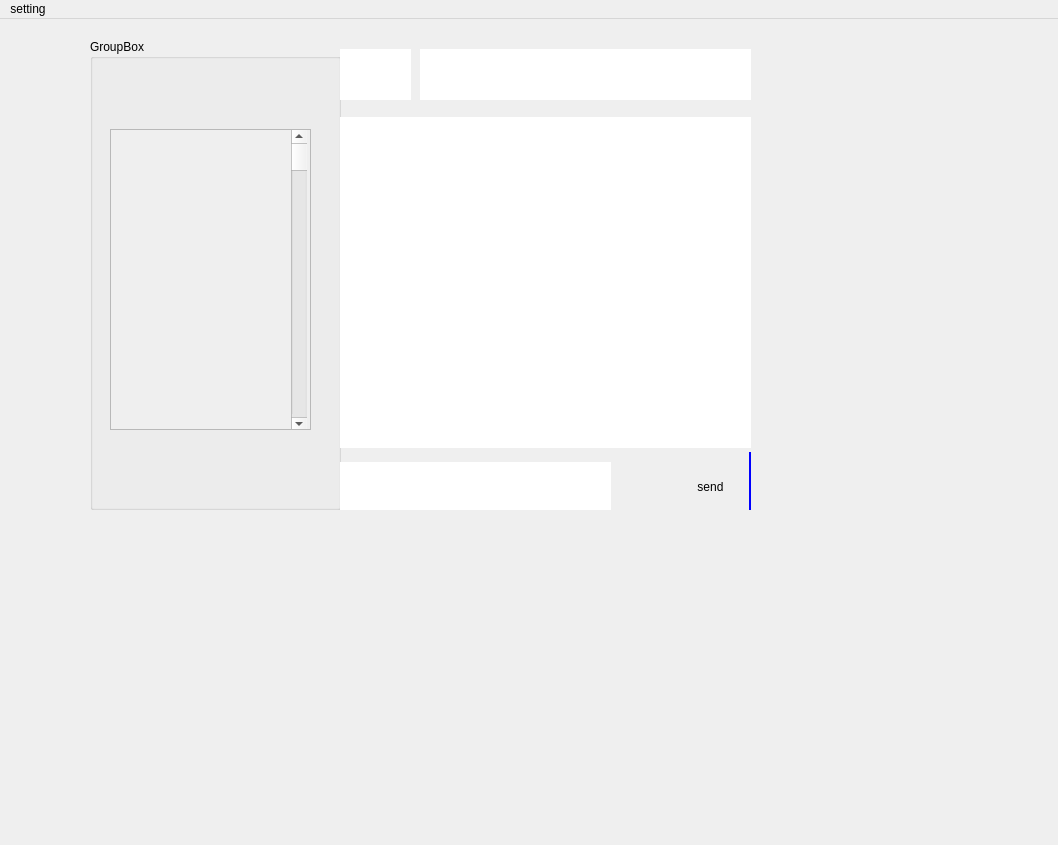
The window that mainwindow.ui (AP-projects-4001/jan-ghahve) describes before a commit, drawn with Qt 5.
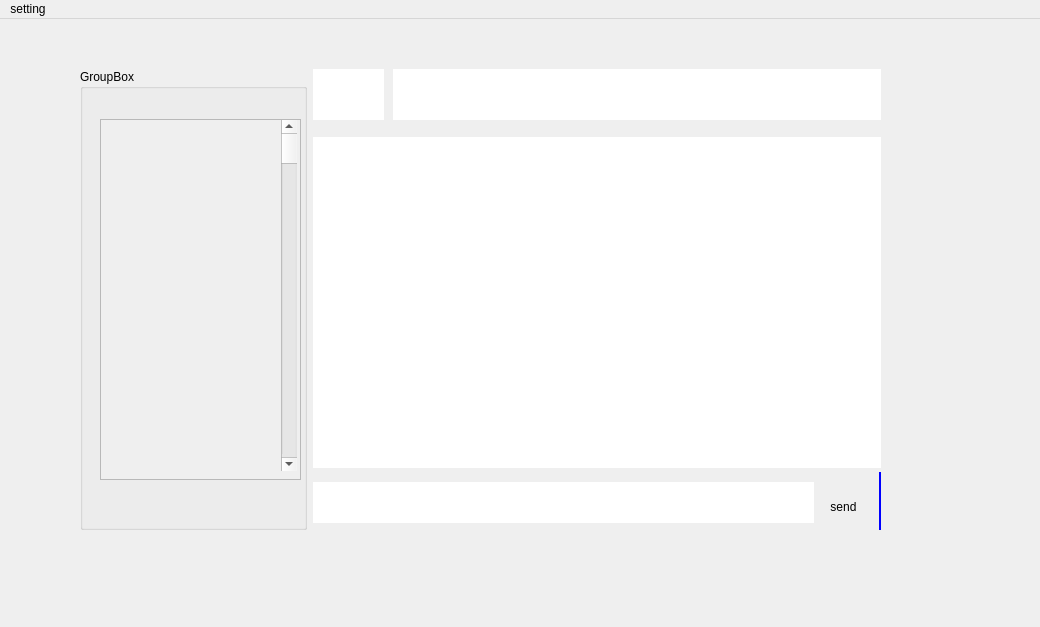
The same window after the commit.

The edit to the form file:
```diff
--- a/mainwindow.ui
+++ b/mainwindow.ui
@@ -6,23 +6,26 @@
    <rect>
     <x>0</x>
     <y>0</y>
-    <width>1058</width>
-    <height>845</height>
+    <width>1040</width>
+    <height>627</height>
    </rect>
   </property>
   <property name="windowTitle">
    <string>MainWindow</string>
   </property>
   <widget class="QWidget" name="centralwidget">
+   <widget class="QWidget" name="">
+    <property name="geometry">
+     <rect>
+      <x>80</x>
+      <y>50</y>
+      <width>801</width>
+      <height>461</height>
+     </rect>
+    </property>
+    <layout class="QHBoxLayout" name="horizontalLayout_2" stretch="2,5">
+     <item>
    <widget class="QGroupBox" name="groupBox_3">
-    <property name="geometry">
-     <rect>
-      <x>90</x>
-      <y>20</y>
-      <width>251</width>
-      <height>471</height>
-     </rect>
-    </property>
     <property name="title">
      <string>GroupBox</string>
     </property>
@@ -30,9 +33,9 @@
      <property name="geometry">
       <rect>
        <x>20</x>
-       <y>90</y>
+          <y>50</y>
        <width>201</width>
-       <height>301</height>
+          <height>361</height>
       </rect>
      </property>
      <property name="widgetResizable">
@@ -44,7 +47,7 @@
         <x>0</x>
         <y>0</y>
         <width>199</width>
-        <height>299</height>
+           <height>359</height>
        </rect>
       </property>
       <widget class="QScrollBar" name="verticalScrollBar">
@@ -53,7 +56,7 @@
          <x>180</x>
          <y>0</y>
          <width>16</width>
-         <height>301</height>
+            <height>351</height>
         </rect>
        </property>
        <property name="orientation">
@@ -63,15 +66,8 @@
      </widget>
     </widget>
    </widget>
-   <widget class="QWidget" name="">
-    <property name="geometry">
-     <rect>
-      <x>340</x>
-      <y>30</y>
-      <width>411</width>
-      <height>461</height>
-     </rect>
-    </property>
+     </item>
+     <item>
     <layout class="QVBoxLayout" name="verticalLayout" stretch="1,6,1">
      <property name="spacing">
       <number>0</number>
@@ -89,7 +85,7 @@
          <rect>
           <x>80</x>
           <y>0</y>
-          <width>331</width>
+            <width>491</width>
           <height>51</height>
          </rect>
         </property>
@@ -119,7 +115,7 @@
          <rect>
           <x>0</x>
           <y>10</y>
-          <width>411</width>
+            <width>571</width>
           <height>331</height>
          </rect>
         </property>
@@ -142,8 +138,8 @@
          <rect>
           <x>0</x>
           <y>10</y>
-          <width>271</width>
-          <height>51</height>
+            <width>501</width>
+            <height>41</height>
          </rect>
         </property>
         <property name="styleSheet">
@@ -153,7 +149,7 @@
        <widget class="QPushButton" name="pushButton">
         <property name="geometry">
          <rect>
-          <x>350</x>
+            <x>510</x>
           <y>20</y>
           <width>41</width>
           <height>29</height>
@@ -169,6 +165,8 @@
       </widget>
      </item>
     </layout>
+     </item>
+    </layout>
    </widget>
   </widget>
   <widget class="QMenuBar" name="menubar">
@@ -176,7 +174,7 @@
     <rect>
      <x>0</x>
      <y>0</y>
-     <width>1058</width>
+     <width>1040</width>
      <height>26</height>
     </rect>
    </property>
```
Lines whose indentation alone changed are shown as unchanged.
